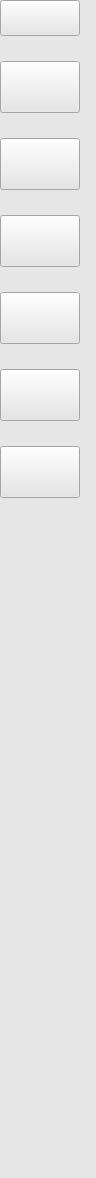
Qt form client/modulebuttonswidget.ui (DandiacalMonkey/ltp) before a commit.
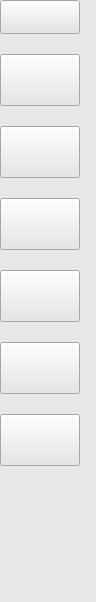
The same form after that commit. Custom widgets are drawn as their Qt base class.

What changed in the file:
```diff
--- a/client/modulebuttonswidget.ui
+++ b/client/modulebuttonswidget.ui
@@ -7,7 +7,7 @@
     <x>0</x>
     <y>0</y>
     <width>96</width>
-    <height>1178</height>
+    <height>602</height>
    </rect>
   </property>
   <property name="sizePolicy">
@@ -34,15 +34,15 @@
   <property name="styleSheet">
    <string notr="true">background:#E6E6E6;</string>
   </property>
+  <layout class="QHBoxLayout" name="horizontalLayout">
+   <property name="spacing">
+    <number>0</number>
+   </property>
+   <property name="margin">
+    <number>0</number>
+   </property>
+   <item>
   <widget class="QWidget" name="moduleButtonsWidget_" native="true">
-   <property name="geometry">
-    <rect>
-     <x>0</x>
-     <y>0</y>
-     <width>93</width>
-     <height>1221</height>
-    </rect>
-   </property>
    <property name="sizePolicy">
     <sizepolicy hsizetype="Preferred" vsizetype="Expanding">
      <horstretch>0</horstretch>
@@ -57,7 +57,7 @@
    </property>
    <layout class="QVBoxLayout" name="verticalLayout">
     <property name="spacing">
-     <number>25</number>
+       <number>20</number>
     </property>
     <property name="margin">
      <number>0</number>
@@ -73,7 +73,13 @@
       <property name="minimumSize">
        <size>
         <width>80</width>
-        <height>36</height>
+          <height>34</height>
+         </size>
+        </property>
+        <property name="maximumSize">
+         <size>
+          <width>80</width>
+          <height>34</height>
        </size>
       </property>
       <property name="text">
@@ -98,6 +104,12 @@
         <height>52</height>
        </size>
       </property>
+        <property name="maximumSize">
+         <size>
+          <width>80</width>
+          <height>52</height>
+         </size>
+        </property>
       <property name="text">
        <string/>
       </property>
@@ -123,6 +135,12 @@
         <height>52</height>
        </size>
       </property>
+        <property name="maximumSize">
+         <size>
+          <width>80</width>
+          <height>52</height>
+         </size>
+        </property>
       <property name="text">
        <string/>
       </property>
@@ -145,6 +163,12 @@
         <height>52</height>
        </size>
       </property>
+        <property name="maximumSize">
+         <size>
+          <width>80</width>
+          <height>52</height>
+         </size>
+        </property>
       <property name="text">
        <string/>
       </property>
@@ -167,6 +191,12 @@
         <height>52</height>
        </size>
       </property>
+        <property name="maximumSize">
+         <size>
+          <width>80</width>
+          <height>52</height>
+         </size>
+        </property>
       <property name="text">
        <string/>
       </property>
@@ -189,6 +219,12 @@
         <height>52</height>
        </size>
       </property>
+        <property name="maximumSize">
+         <size>
+          <width>80</width>
+          <height>16777215</height>
+         </size>
+        </property>
       <property name="text">
        <string/>
       </property>
@@ -211,6 +247,12 @@
         <height>52</height>
        </size>
       </property>
+        <property name="maximumSize">
+         <size>
+          <width>16777215</width>
+          <height>52</height>
+         </size>
+        </property>
       <property name="text">
        <string/>
       </property>
@@ -234,6 +276,8 @@
     </item>
    </layout>
   </widget>
+   </item>
+  </layout>
  </widget>
  <customwidgets>
   <customwidget>
```
Lines whose indentation alone changed are shown as unchanged.
